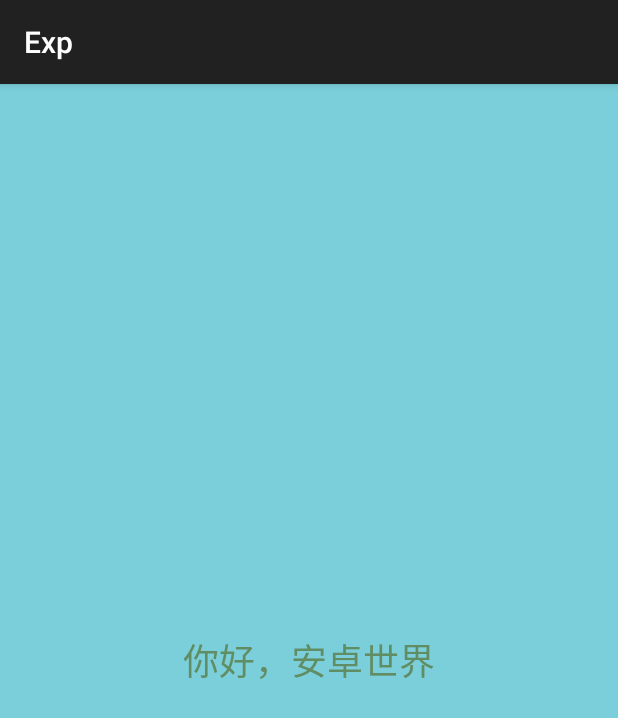
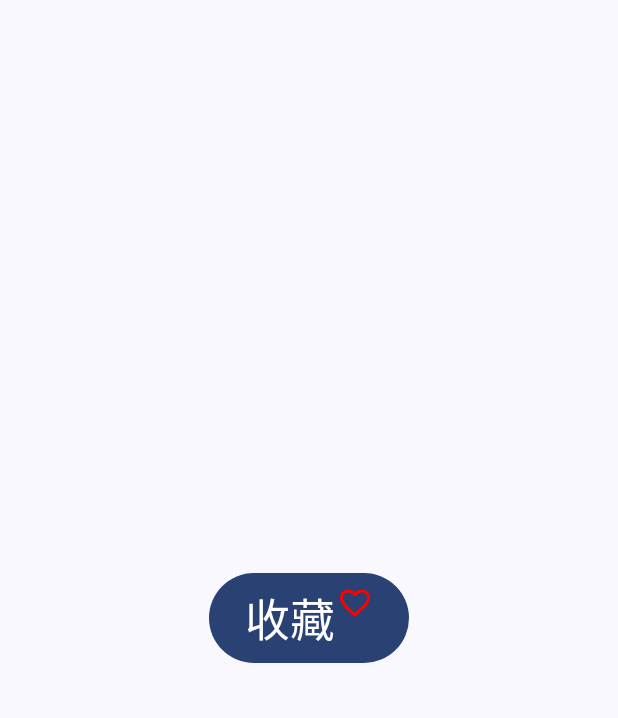
Before and after one commit to NCUCyy/Android-Learning, an Android app built with Jetpack Compose: the screen it shows after launch (FirstActivity before the commit, MainActivity after it), on a phone screen of 412 x 824 dp. Shown: the top 718 px of the screen. Run offline under Robolectric (Android 15) with nearby library versions, the phone set to English and light mode, and no system bars.

Commit message:
Compose方式

```diff
--- a/app/build.gradle.kts
+++ b/app/build.gradle.kts
@@ -37,6 +37,7 @@ android {
         jvmTarget = "1.8"
     }
     buildFeatures {
+//        默认就是Compose的方式
         compose = true
 //        配置
         viewBinding = true
--- a/app/src/main/java/com/cyy/exp/FirstActivity.kt
+++ b/app/src/main/java/com/cyy/exp/FirstActivity.kt
@@ -5,6 +5,7 @@ import android.os.Bundle
 import android.widget.TextView
 import com.cyy.exp.databinding.ActivityFirstBinding
 
+//AppCompat方式(XML方式；需要在AndroidManifest.xml文件中修改theme的配置：android:theme="@style/Theme.AppCompat">)
 class FirstActivity : AppCompatActivity() {
     lateinit var binding: ActivityFirstBinding
     override fun onCreate(savedInstanceState: Bundle?) {
--- a/app/src/main/java/com/cyy/exp/MainActivity.kt
+++ b/app/src/main/java/com/cyy/exp/MainActivity.kt
@@ -1,8 +1,14 @@
 package com.cyy.exp
 
+import android.content.Intent
 import android.os.Bundle
+import android.widget.Toast
 import androidx.activity.ComponentActivity
 import androidx.activity.compose.setContent
+import androidx.compose.foundation.Image
+import androidx.compose.foundation.layout.Box
+import androidx.compose.foundation.layout.Column
+import androidx.compose.foundation.layout.Row
 import androidx.compose.foundation.layout.fillMaxSize
 import androidx.compose.material3.MaterialTheme
 import androidx.compose.material3.Surface
@@ -14,15 +20,32 @@ import androidx.compose.ui.tooling.preview.Preview
 import com.cyy.exp.ui.theme.ExpTheme
 import androidx.compose.ui.unit.dp
 import androidx.compose.foundation.layout.padding
+import androidx.compose.material.icons.Icons
+import androidx.compose.material.icons.filled.FavoriteBorder
+import androidx.compose.material3.BottomAppBar
+import androidx.compose.material3.Button
+import androidx.compose.material3.Checkbox
+import androidx.compose.material3.Icon
+import androidx.compose.ui.Alignment
+import androidx.compose.ui.platform.LocalContext
+import androidx.compose.ui.res.painterResource
+import androidx.compose.ui.state.ToggleableState
+import androidx.compose.ui.unit.sp
+import java.util.function.IntConsumer
 
+
+//Compose方式(不需要修改theme配置)
 class MainActivity : ComponentActivity() {
     override fun onCreate(savedInstanceState: Bundle?) {
         super.onCreate(savedInstanceState)
         setContent {
             ExpTheme {
                 // A surface container using the 'background' color from the theme
-                Surface(modifier = Modifier.fillMaxSize(), color = MaterialTheme.colorScheme.background) {
-                    Greeting("Hello Android World！")
+                Surface(
+                    modifier = Modifier.fillMaxSize(),
+                    color = MaterialTheme.colorScheme.background
+                ) {
+                    Greeting()
                 }
             }
         }
@@ -30,19 +53,35 @@ class MainActivity : ComponentActivity() {
 }
 
 @Composable
-fun Greeting(name: String, modifier: Modifier = Modifier) {
-    Surface(color = Color.Green) {
-        Text(
-            text = "你好, $name!",
-            modifier = Modifier.padding(24.dp)
-        )
+fun Greeting(modifier: Modifier = Modifier) {
+    Box(contentAlignment = Alignment.Center) {
+        val context = LocalContext.current
+        Button(onClick = {
+//            定义点击事件
+            Toast.makeText(context, "显示第一个Compose", Toast.LENGTH_LONG).show()
+        }) {
+//            按钮内部的组件
+            Row {
+                Text(
+                    text = "收藏",
+                    fontSize = 30.sp,
+                    modifier = modifier
+                )
+                Icon(
+                    imageVector = Icons.Filled.FavoriteBorder,
+                    contentDescription = "空",
+                    tint = Color.Red
+                )
+            }
+
+        }
     }
 }
 
-@Preview
-@Composable
-fun GreetingPreview() {
-    ExpTheme {
-        Greeting("Cyy")
-    }
-}
+//@Preview
+//@Composable
+//fun GreetingPreview() {
+//    ExpTheme {
+//        Greeting()
+//    }
+//}
```
Also changed, not shown: app/src/main/AndroidManifest.xml (+11 -10 lines).
